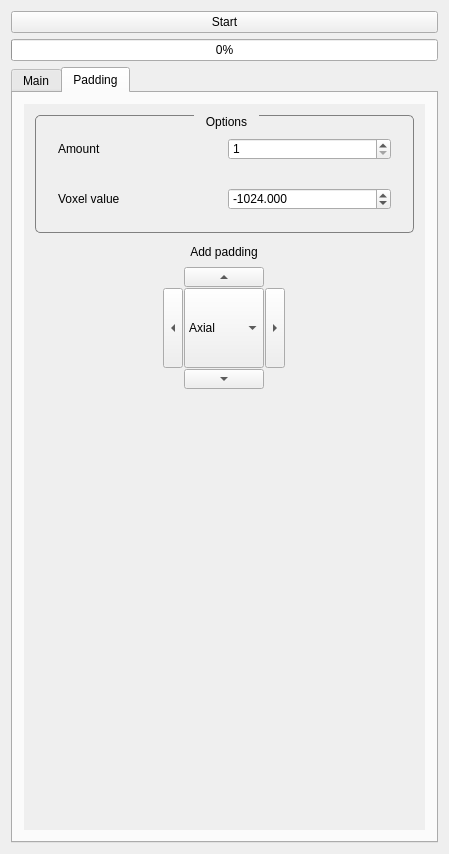
Before: the Qt Designer form src/internal/GraphcutViewControls.ui in araex/mitk-gem, drawn with Qt 5.
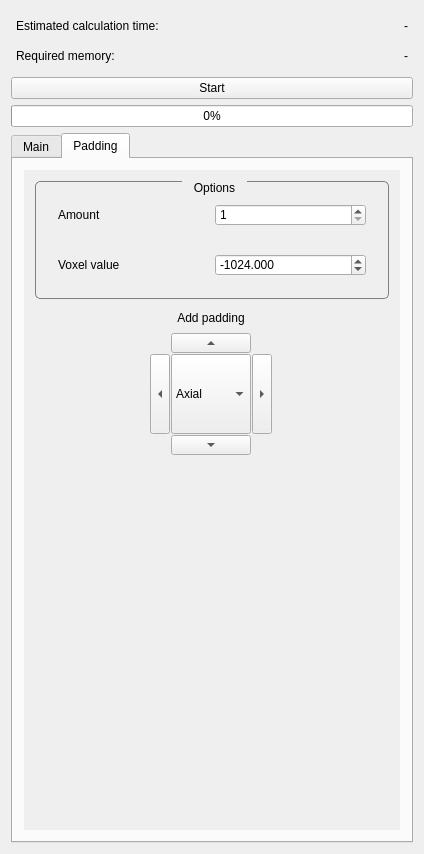
After: the same form once the commit is applied. The open tabs and pages were chosen to show the change. Custom widgets are drawn as their Qt base class.

Commit message: added estimates for memory and compute time

```diff
--- a/src/internal/GraphcutViewControls.ui
+++ b/src/internal/GraphcutViewControls.ui
@@ -9,7 +9,7 @@
    <rect>
     <x>0</x>
     <y>0</y>
-    <width>449</width>
+    <width>424</width>
     <height>854</height>
    </rect>
   </property>
@@ -48,6 +48,117 @@
 }</string>
   </property>
   <layout class="QVBoxLayout" name="verticalLayout">
+   <item>
+    <widget class="QWidget" name="widget_3" native="true">
+     <property name="styleSheet">
+      <string notr="true">QWidget {
+	margin: 0;
+	padding: 0;
+}</string>
+     </property>
+     <layout class="QVBoxLayout" name="verticalLayout_2">
+      <property name="spacing">
+       <number>0</number>
+      </property>
+      <property name="margin">
+       <number>0</number>
+      </property>
+      <item>
+       <widget class="QWidget" name="widget_12" native="true">
+        <property name="toolTip">
+         <string>&lt;html&gt;&lt;head/&gt;&lt;body&gt;&lt;p&gt;This estimate assumes your computer has at least the required amount of free physical ram. &lt;/p&gt;&lt;/body&gt;&lt;/html&gt;</string>
+        </property>
+        <layout class="QHBoxLayout" name="horizontalLayout_8">
+         <property name="spacing">
+          <number>3</number>
+         </property>
+         <property name="margin">
+          <number>5</number>
+         </property>
+         <item>
+          <widget class="QLabel" name="label_6">
+           <property name="text">
+            <string>Estimated calculation time:</string>
+           </property>
+          </widget>
+         </item>
+         <item>
+          <spacer name="horizontalSpacer_8">
+           <property name="orientation">
+            <enum>Qt::Horizontal</enum>
+           </property>
+           <property name="sizeHint" stdset="0">
+            <size>
+             <width>40</width>
+             <height>20</height>
+            </size>
+           </property>
+          </spacer>
+         </item>
+         <item>
+          <widget class="QLabel" name="estimatedTime">
+           <property name="layoutDirection">
+            <enum>Qt::RightToLeft</enum>
+           </property>
+           <property name="text">
+            <string>-</string>
+           </property>
+           <property name="alignment">
+            <set>Qt::AlignRight|Qt::AlignTrailing|Qt::AlignVCenter</set>
+           </property>
+          </widget>
+         </item>
+        </layout>
+       </widget>
+      </item>
+      <item>
+       <widget class="QWidget" name="widget_14" native="true">
+        <property name="toolTip">
+         <string>&lt;html&gt;&lt;head/&gt;&lt;body&gt;&lt;p&gt;The amount of memory required to build the graph. It is highly recommended to have at least this amount of free physical memory before starting the computation. &lt;/p&gt;&lt;p&gt;&lt;br/&gt;&lt;/p&gt;&lt;p&gt;If your computer does not have the required amount of memory, consider resampling or dividing the original image.&lt;/p&gt;&lt;/body&gt;&lt;/html&gt;</string>
+        </property>
+        <layout class="QHBoxLayout" name="horizontalLayout_14">
+         <property name="margin">
+          <number>5</number>
+         </property>
+         <item>
+          <widget class="QLabel" name="label_8">
+           <property name="text">
+            <string>Required memory:</string>
+           </property>
+          </widget>
+         </item>
+         <item>
+          <spacer name="horizontalSpacer_3">
+           <property name="orientation">
+            <enum>Qt::Horizontal</enum>
+           </property>
+           <property name="sizeHint" stdset="0">
+            <size>
+             <width>40</width>
+             <height>20</height>
+            </size>
+           </property>
+          </spacer>
+         </item>
+         <item>
+          <widget class="QLabel" name="estimatedMemory">
+           <property name="layoutDirection">
+            <enum>Qt::RightToLeft</enum>
+           </property>
+           <property name="text">
+            <string>-</string>
+           </property>
+           <property name="alignment">
+            <set>Qt::AlignRight|Qt::AlignTrailing|Qt::AlignVCenter</set>
+           </property>
+          </widget>
+         </item>
+        </layout>
+       </widget>
+      </item>
+     </layout>
+    </widget>
+   </item>
    <item>
     <widget class="QPushButton" name="startButton">
      <property name="toolTip">
@@ -299,8 +410,8 @@
            <rect>
             <x>0</x>
             <y>0</y>
-            <width>409</width>
-            <height>721</height>
+            <width>384</width>
+            <height>655</height>
            </rect>
           </property>
           <layout class="QVBoxLayout" name="verticalLayout_6">
@@ -400,7 +511,7 @@
              <property name="layoutDirection">
               <enum>Qt::LeftToRight</enum>
              </property>
-             <layout class="QGridLayout" name="gridLayout" rowstretch="0,0" columnstretch="0,0">
+             <layout class="QGridLayout" name="gridLayout" rowstretch="0" columnstretch="0">
               <property name="sizeConstraint">
                <enum>QLayout::SetDefaultConstraint</enum>
               </property>
```
Left out of the diff: 21 changed lines with no effect on the pictures. The commit also changes 2 other files.
